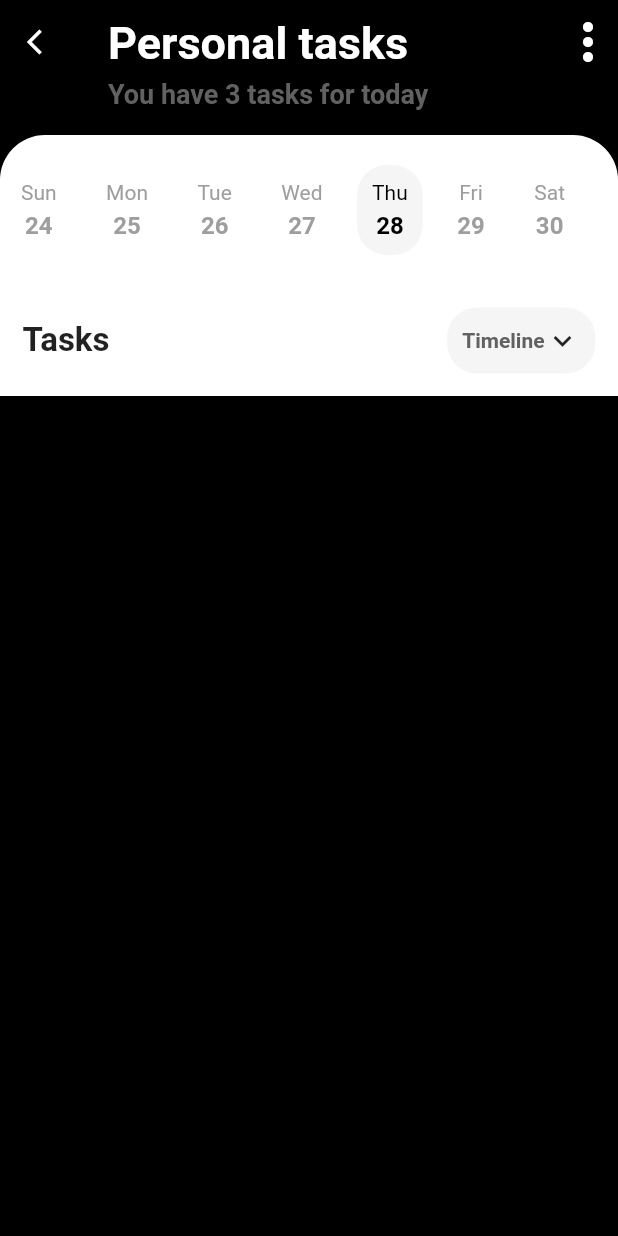
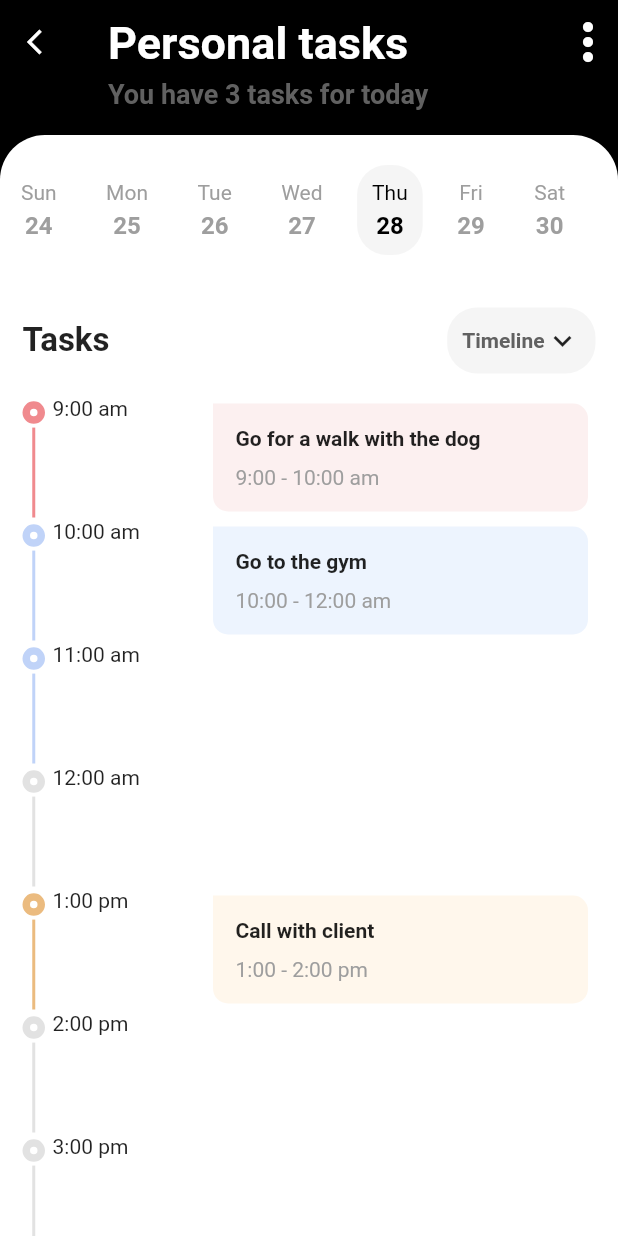
Before and after one commit to GregBiglione/task_app, a Flutter app: the screen it shows after launch, after a tap on "Personal", on a phone screen of 412 x 824 dp. Run offline on Flutter 3.47's test engine with Material 2 defaults, Android fonts, the phone set to English and light mode, and no system bars; drawn by our look-alikes of timeline_tile; our stand-ins replace dotted_border.

Commit message:
Added _buildTimeline & _buildCard in TaskTimeline

```diff
--- a/lib/model/data_task.dart
+++ b/lib/model/data_task.dart
@@ -30,13 +30,13 @@ List<Task> tasks = [
         "time": "11:00 am",
         "title": "",
         "slot": "",
-        "timelineTileColor": Colors.grey.withOpacity(0.3),
+        "timelineTileColor": blueDark,
       },
       {
         "time": "12:00 am",
         "title": "",
         "slot": "",
-        "timelineTileColor": blueDark,
+        "timelineTileColor": Colors.grey.withOpacity(0.3),
       },
       {
         "time": "1:00 pm",
--- a/lib/widget/task_timeline.dart
+++ b/lib/widget/task_timeline.dart
@@ -1,4 +1,5 @@
 import 'package:flutter/material.dart';
+import 'package:timeline_tile/timeline_tile.dart';
 
 class TaskTimeline extends StatelessWidget {
   final Map<String, dynamic> detail;
@@ -6,6 +7,90 @@ class TaskTimeline extends StatelessWidget {
 
   @override
   Widget build(BuildContext context) {
-    return Text("Detail");
+    return Container(
+      color: Colors.white,
+      padding: EdgeInsets.symmetric(horizontal: 15),
+      child: Row(
+        children: [
+          _buildTimeline(detail["timelineTileColor"]),
+          Expanded(
+              child: Row(
+                mainAxisAlignment: MainAxisAlignment.spaceBetween,
+                crossAxisAlignment: CrossAxisAlignment.start,
+                children: [
+                  Text(detail["time"]),
+                  detail["title"].isNotEmpty ?
+                  _buildCard(detail["bgColor"], detail["title"], detail["slot"])
+                  : _buildCard(Colors.white, "", ""),
+                ],
+              ),
+          ),
+        ],
+      ),
+    );
+  }
+
+  Widget _buildTimeline(Color color) {
+    return Container(
+      height: 80,
+      width: 20,
+      child: TimelineTile(
+        alignment: TimelineAlign.manual,
+        lineXY: 0,
+        isFirst: true,
+        indicatorStyle: IndicatorStyle(
+          indicatorXY: 0,
+          width: 15,
+          indicator: Container(
+            decoration: BoxDecoration(
+              color: Colors.white,
+              shape: BoxShape.circle,
+              border: Border.all(
+                width: 5,
+                color: color,
+              ),
+            ),
+          ),
+        ),
+        afterLineStyle: LineStyle(
+          thickness: 2,
+          color: color,
+        ),
+      ),
+    );
+  }
+
+  Widget _buildCard(Color bgColor, String title, String slot){
+    return Container(
+      width: 250,
+      decoration: BoxDecoration(
+        color: bgColor,
+        borderRadius: BorderRadius.only(
+          topRight: Radius.circular(10),
+          bottomRight: Radius.circular(10),
+          bottomLeft: Radius.circular(10),
+        ),
+      ),
+      padding: EdgeInsets.all(15),
+      margin: EdgeInsets.all(5),
+      child: Column(
+        crossAxisAlignment: CrossAxisAlignment.start,
+        children: [
+          Text(
+            title,
+            style: TextStyle(
+              fontWeight: FontWeight.bold,
+            ),
+          ),
+          SizedBox(height: 10),
+          Text(
+            slot,
+            style: TextStyle(
+              color: Colors.grey,
+            ),
+          ),
+        ],
+      ),
+    );
   }
 }
```
